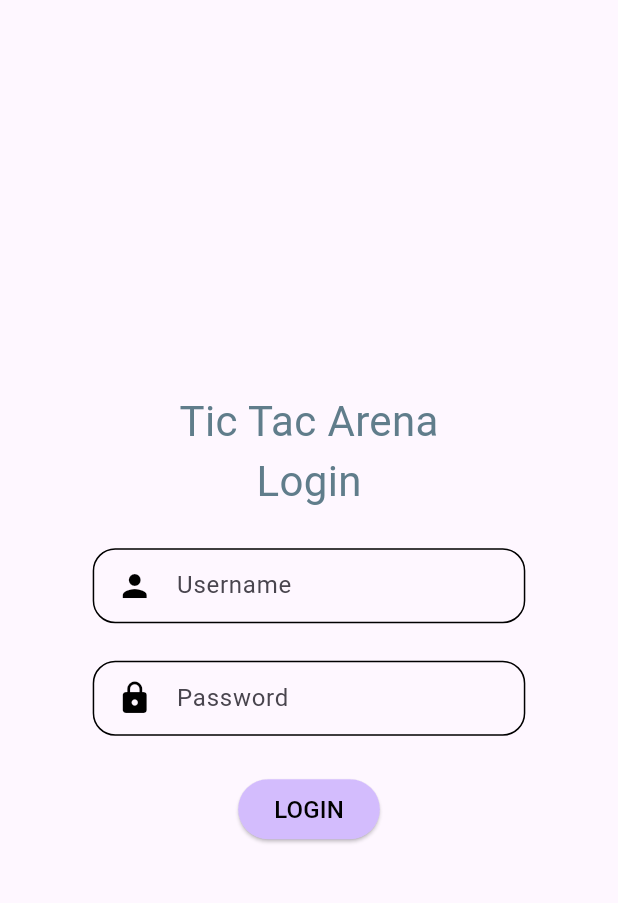
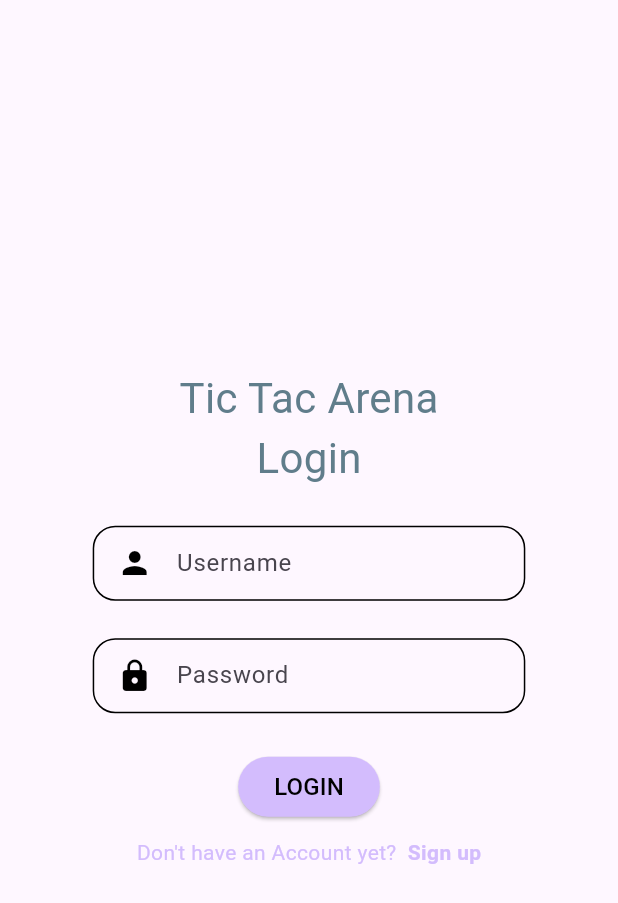
Before and after one commit to DocMaggie/tic_tac_arena, a Flutter app: the screen it shows after launch, on a phone screen of 412 x 824 dp. Shown: the top 903 px of the screen. Run offline on Flutter 3.47's test engine with Material 3 defaults, Android fonts, the phone set to English and light mode, and no system bars.

Commit message:
Added more classes

```diff
--- a/lib/globals.dart
+++ b/lib/globals.dart
@@ -1 +1,7 @@
 String? authToken;
+
+enum Status {
+  open,
+  progress,
+  finished
+}
--- a/lib/pages/login_page.dart
+++ b/lib/pages/login_page.dart
@@ -71,7 +71,31 @@ class _LoginPageState extends State<LoginPage> {
                   color: Colors.black,
                 ),
               ),
-            )
+            ),
+            const SizedBox(height: 10.0),
+            Row(
+              mainAxisAlignment: MainAxisAlignment.center,
+              children: <Widget>[
+                Text(
+                  'Don\'t have an Account yet?  ',
+                  style: TextStyle(
+                    color: Theme.of(context).colorScheme.inversePrimary,
+                  ),
+                ),
+                GestureDetector(
+                  onTap: () {
+                    Navigator.pushReplacementNamed(context, '/register');
+                  },
+                  child: Text(
+                    'Sign up',
+                    style: TextStyle(
+                      color: Theme.of(context).colorScheme.inversePrimary,
+                      fontWeight: FontWeight.w700,
+                    ),
+                  ),
+                ),
+              ],
+            ),
           ]
         ),
       )
```
Also changed, not shown: lib/models/game.dart (+25 -11 lines), lib/models/player.dart (added, +11 -0 lines).
